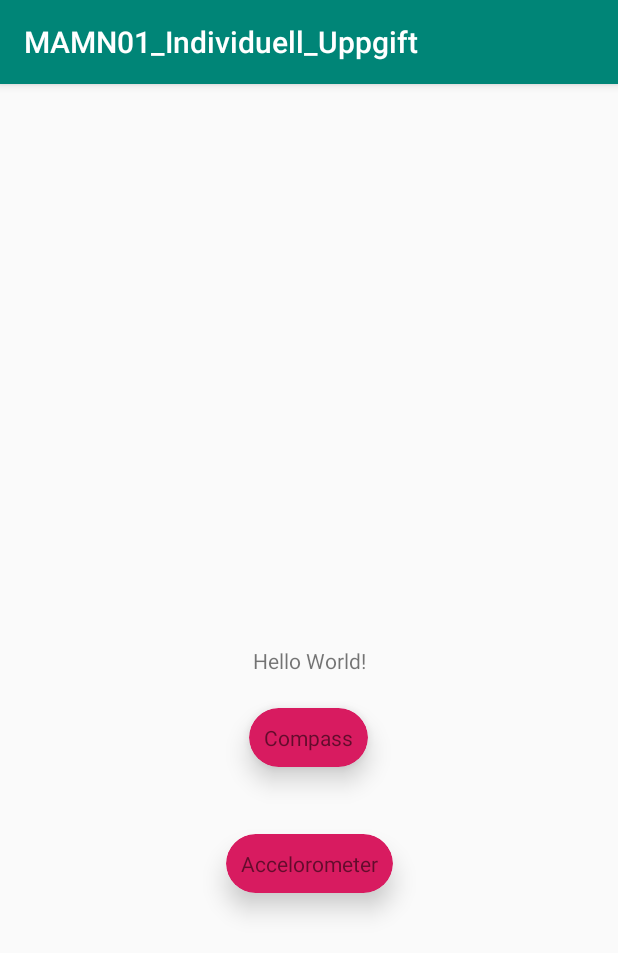
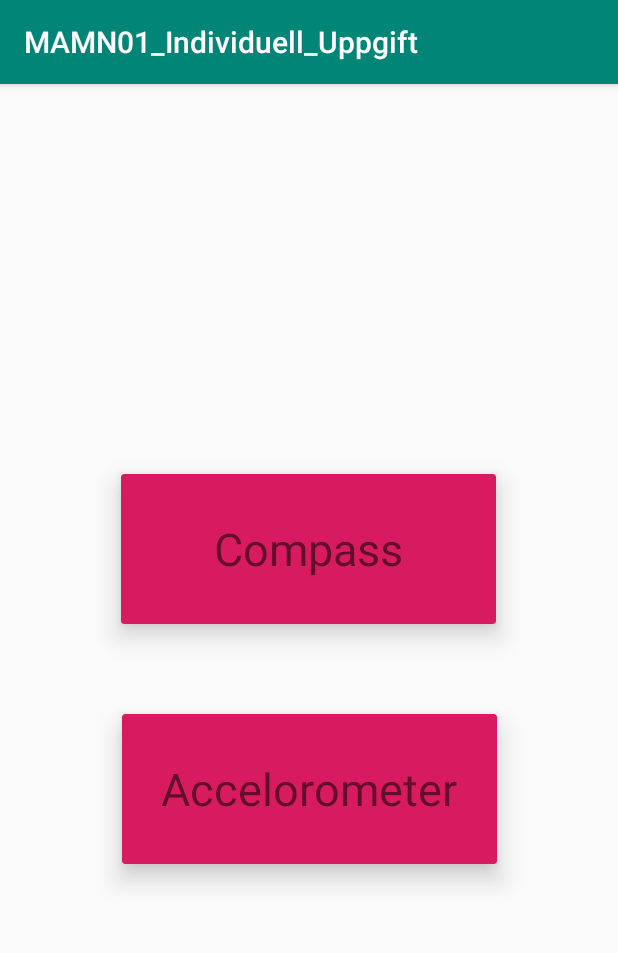
Before and after one commit to elirud/MAMN01_Individuell_Uppgift, an Android app: the screen it shows after launch (MainActivity), on a phone screen of 412 x 824 dp. Shown: the top 953 px of the screen. Run offline under Robolectric (Android 15) with nearby library versions, the phone set to English and light mode, and no system bars.

Commit message:
Restyle buttons

```diff
--- a/app/src/main/res/layout/activity_main.xml
+++ b/app/src/main/res/layout/activity_main.xml
@@ -8,13 +8,12 @@
 
     <androidx.cardview.widget.CardView
         android:id="@+id/accCard"
-        android:layout_width="wrap_content"
-        android:layout_height="wrap_content"
-        android:layout_marginTop="500dp"
+        android:layout_width="250dp"
+        android:layout_height="100dp"
+        android:layout_marginTop="420dp"
         android:clickable="true"
         android:onClick="openAccelerometer"
         app:cardBackgroundColor="@color/colorAccent"
-        app:cardCornerRadius="25dp"
         app:cardElevation="10dp"
         app:layout_constraintEnd_toEndOf="parent"
         app:layout_constraintStart_toStartOf="parent"
@@ -26,27 +25,18 @@
             android:layout_height="wrap_content"
             android:layout_gravity="center"
             android:padding="10dp"
-            android:text="@string/accButton" />
+            android:text="@string/accButton"
+            android:textSize="30sp" />
     </androidx.cardview.widget.CardView>
-
-    <TextView
-        android:layout_width="wrap_content"
-        android:layout_height="wrap_content"
-        android:text="Hello World!"
-        app:layout_constraintBottom_toBottomOf="parent"
-        app:layout_constraintLeft_toLeftOf="parent"
-        app:layout_constraintRight_toRightOf="parent"
-        app:layout_constraintTop_toTopOf="parent" />
 
     <androidx.cardview.widget.CardView
         android:id="@+id/compassCard"
-        android:layout_width="wrap_content"
-        android:layout_height="wrap_content"
-        android:layout_marginTop="416dp"
+        android:layout_width="250dp"
+        android:layout_height="100dp"
+        android:layout_marginTop="260dp"
         android:clickable="true"
         android:onClick="openCompass"
         app:cardBackgroundColor="@color/colorAccent"
-        app:cardCornerRadius="25dp"
         app:cardElevation="10dp"
         app:layout_constraintEnd_toEndOf="parent"
         app:layout_constraintHorizontal_bias="0.498"
@@ -59,7 +49,8 @@
             android:layout_height="wrap_content"
             android:layout_gravity="center"
             android:padding="10dp"
-            android:text="@string/compassButton" />
+            android:text="@string/compassButton"
+            android:textSize="30sp" />
     </androidx.cardview.widget.CardView>
 
 </androidx.constraintlayout.widget.ConstraintLayout>
```
